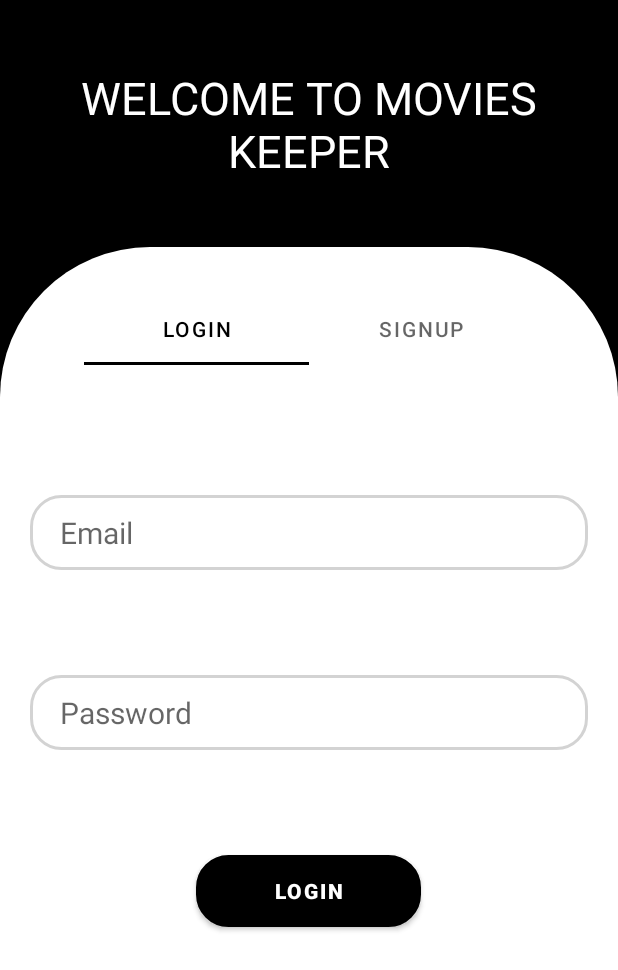
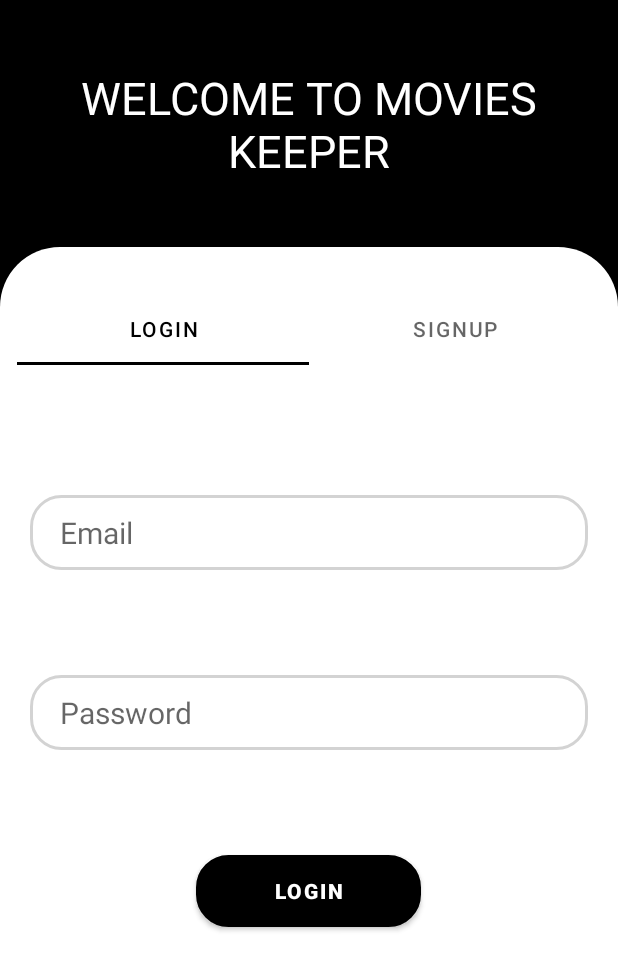
Before and after one commit to Tal-Shavit/My_WishList, an Android app: the screen it shows after launch (startActivity), on a phone screen of 412 x 824 dp. Shown: the top 970 px of the screen. Run offline under Robolectric (Android 15) with nearby library versions, the light colour scheme and no system bars.

Commit message:
login and signin XML

```diff
--- a/app/src/main/res/drawable/inner_constraint_layout.xml
+++ b/app/src/main/res/drawable/inner_constraint_layout.xml
@@ -3,8 +3,8 @@
     android:shape="rectangle">
 
     <solid android:color="@color/white"/>
-    <corners android:topRightRadius="100dp"
-        android:topLeftRadius="100dp"/>
+    <corners android:topRightRadius="40dp"
+        android:topLeftRadius="40dp"/>
 
 
 </shape>
--- a/app/src/main/res/layout/activity_start.xml
+++ b/app/src/main/res/layout/activity_start.xml
@@ -48,7 +48,7 @@
 
         <com.google.android.material.tabs.TabLayout
             android:id="@+id/tabLayout"
-            android:layout_width="300dp"
+            android:layout_width="390dp"
             android:layout_height="wrap_content"
             app:layout_constraintBottom_toBottomOf="parent"
             app:layout_constraintEnd_toEndOf="parent"
```
